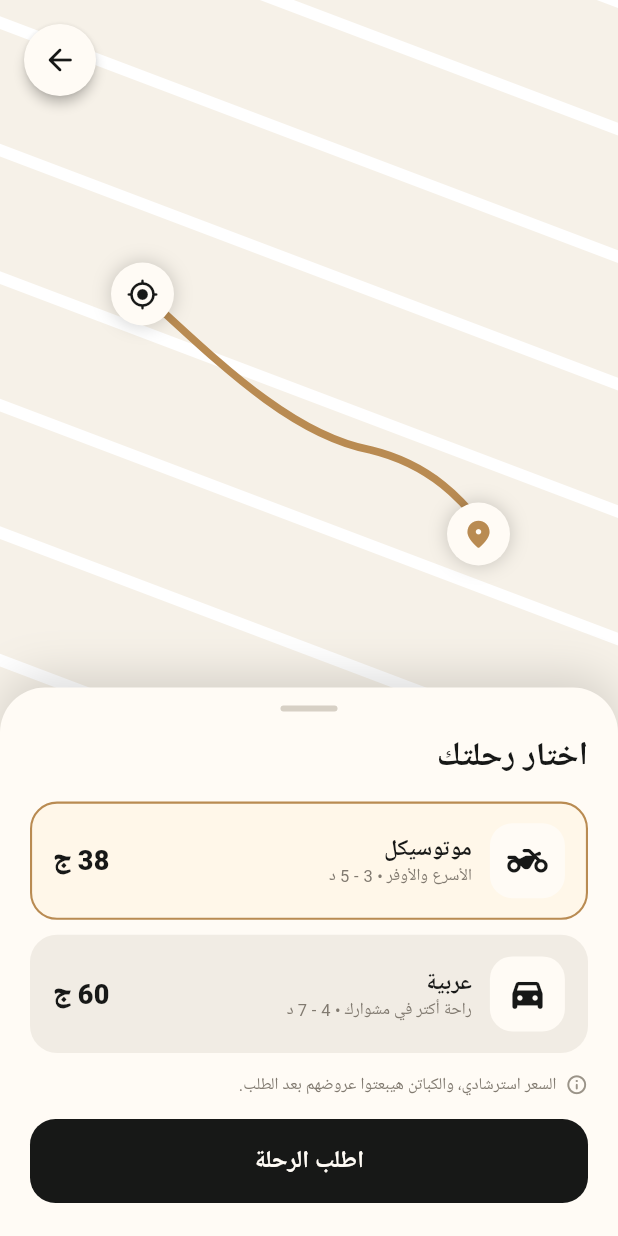
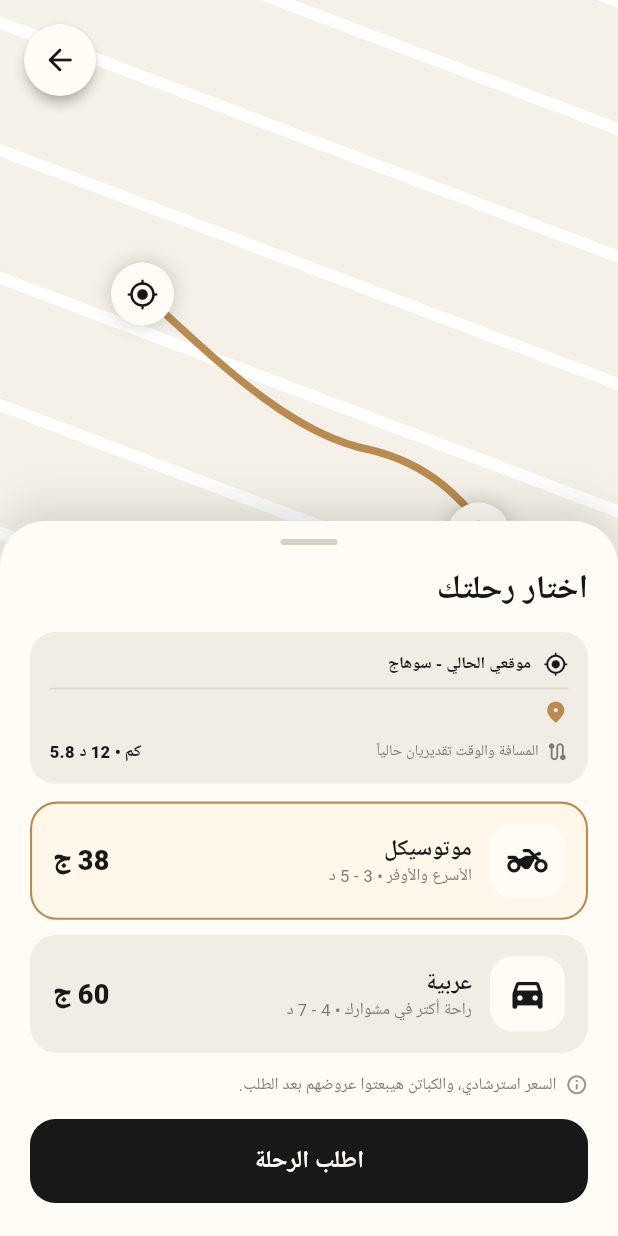
Before and after one commit to omargadelkareem/yalla-go, a Flutter app: the RideOptionsPage screen opened directly with empty values, on a phone screen of 412 x 824 dp. Run offline on Flutter 3.47's test engine with Material 3 defaults, Android fonts, the phone set to English and light mode, and no system bars; our stand-ins replace google_fonts; Roboto replaces fonts that are missing (Cairo).

Commit message:
feat: show pickup destination and route summary before ride request

```diff
--- a/lib/features/ride/presentation/pages/ride_options_page.dart
+++ b/lib/features/ride/presentation/pages/ride_options_page.dart
@@ -3,8 +3,9 @@ import 'package:flutter/material.dart';
 import '../../../offers/presentation/pages/driver_offers_page.dart';
 
 class RideOptionsPage extends StatefulWidget {
-  const RideOptionsPage({super.key, required this.destination});
+  const RideOptionsPage({super.key, required this.destination, this.pickup = 'موقعي الحالي - سوهاج'});
   final String destination;
+  final String pickup;
 
   @override
   State<RideOptionsPage> createState() => _RideOptionsPageState();
@@ -114,7 +115,9 @@ class _RideOptionsPageState extends State<RideOptionsPage> {
                         ),
                       ],
                     ),
-                    const SizedBox(height: 14),
+                    const SizedBox(height: 12),
+                    _TripSummary(pickup: widget.pickup, destination: widget.destination),
+                    const SizedBox(height: 12),
                     _RideCard(
                       selected: selected == 'motorcycle',
                       icon: Icons.two_wheeler_rounded,
@@ -399,3 +402,73 @@ class _RouteMapPainter extends CustomPainter {
   @override
   bool shouldRepaint(CustomPainter oldDelegate) => false;
 }
+
+class _TripSummary extends StatelessWidget {
+  const _TripSummary({required this.pickup, required this.destination});
+  final String pickup;
+  final String destination;
+
+  @override
+  Widget build(BuildContext context) {
+    return Container(
+      padding: const EdgeInsets.all(13),
+      decoration: BoxDecoration(
+        color: const Color(0xFFF1ECE4),
+        borderRadius: BorderRadius.circular(17),
+      ),
+      child: Column(
+        children: [
+          _SummaryLine(
+            icon: Icons.my_location_rounded,
+            text: pickup,
+            color: const Color(0xFF171817),
+          ),
+          const Padding(
+            padding: EdgeInsets.symmetric(vertical: 7),
+            child: Divider(height: 1, color: Color(0xFFDCD5CA)),
+          ),
+          _SummaryLine(
+            icon: Icons.location_on_rounded,
+            text: destination,
+            color: const Color(0xFFB98B52),
+          ),
+          const SizedBox(height: 10),
+          const Row(
+            textDirection: TextDirection.rtl,
+            children: [
+              Icon(Icons.route_rounded, size: 15, color: Color(0xFF817A70)),
+              SizedBox(width: 5),
+              Text('المسافة والوقت تقديريان حالياً',
+                textDirection: TextDirection.rtl,
+                style: TextStyle(color: Color(0xFF817A70), fontSize: 10)),
+              Spacer(),
+              Text('5.8 كم • 12 د',
+                style: TextStyle(color: Color(0xFF171817), fontSize: 11, fontWeight: FontWeight.w800)),
+            ],
+          ),
+        ],
+      ),
+    );
+  }
+}
+
+class _SummaryLine extends StatelessWidget {
+  const _SummaryLine({required this.icon, required this.text, required this.color});
+  final IconData icon;
+  final String text;
+  final Color color;
+
+  @override
+  Widget build(BuildContext context) => Row(
+    textDirection: TextDirection.rtl,
+    children: [
+      Icon(icon, size: 17, color: color),
+      const SizedBox(width: 8),
+      Expanded(
+        child: Text(text, textDirection: TextDirection.rtl, textAlign: TextAlign.right,
+          overflow: TextOverflow.ellipsis,
+          style: const TextStyle(color: Color(0xFF171817), fontSize: 11, fontWeight: FontWeight.w700)),
+      ),
+    ],
+  );
+}
```
